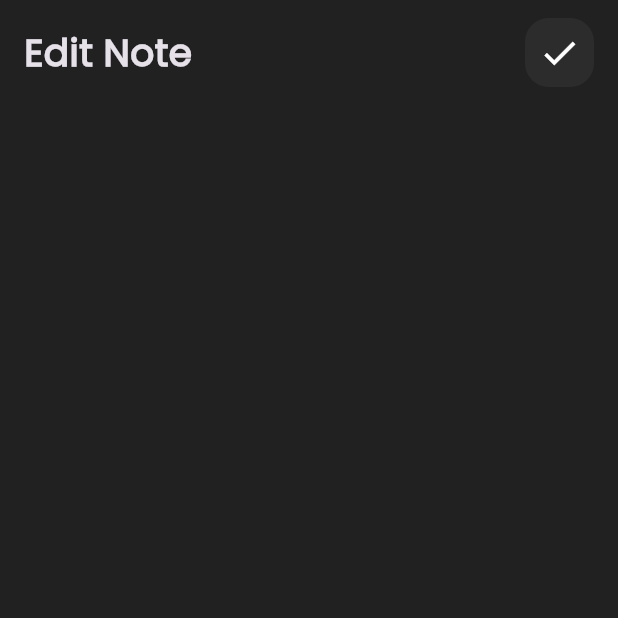
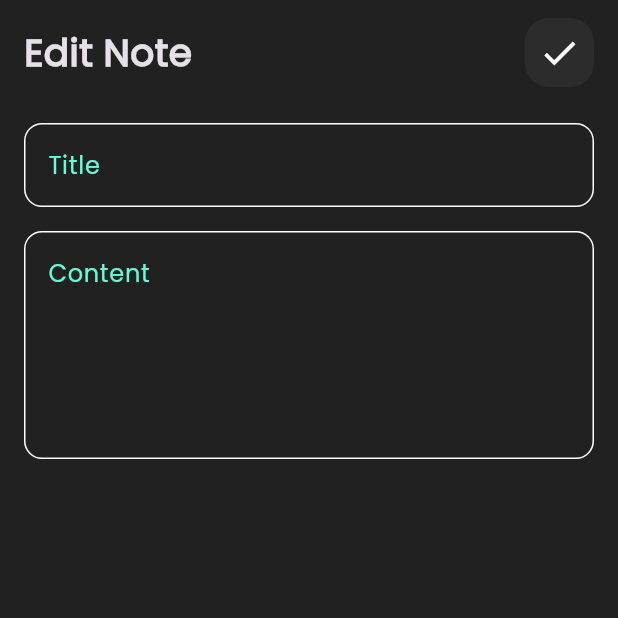
Before and after one commit to IMarooz/note_app, a Flutter app: the EditNoteView screen opened directly, on a phone screen of 412 x 824 dp, the top half of it. Run offline on Flutter 3.47's test engine with Material 3 defaults, Android fonts, the phone set to English and light mode, and no system bars.

Commit message:
Edit note view UI Done

```diff
--- a/lib/views/widgets/edit_view_body.dart
+++ b/lib/views/widgets/edit_view_body.dart
@@ -1,5 +1,6 @@
 import 'package:flutter/material.dart';
 import 'package:note_app_tharwat/views/widgets/custom_app_bar.dart';
+import 'package:note_app_tharwat/views/widgets/custom_text_field.dart';
 
 class EditNoteViewBody extends StatelessWidget {
   const EditNoteViewBody({super.key});
@@ -10,8 +11,12 @@ class EditNoteViewBody extends StatelessWidget {
       padding: const EdgeInsets.symmetric(horizontal: 16.0),
       child: Column(
         children: [
-          const SizedBox(height: 12),
+          SizedBox(height: 12),
           CustomAppBar(title: 'Edit Note', icon: Icons.done),
+          SizedBox(height: 24),
+          CustomTextField(hint: "Title"),
+          SizedBox(height: 16),
+          CustomTextField(hint: "Content", maxLines: 5),
         ],
       ),
     );
```
